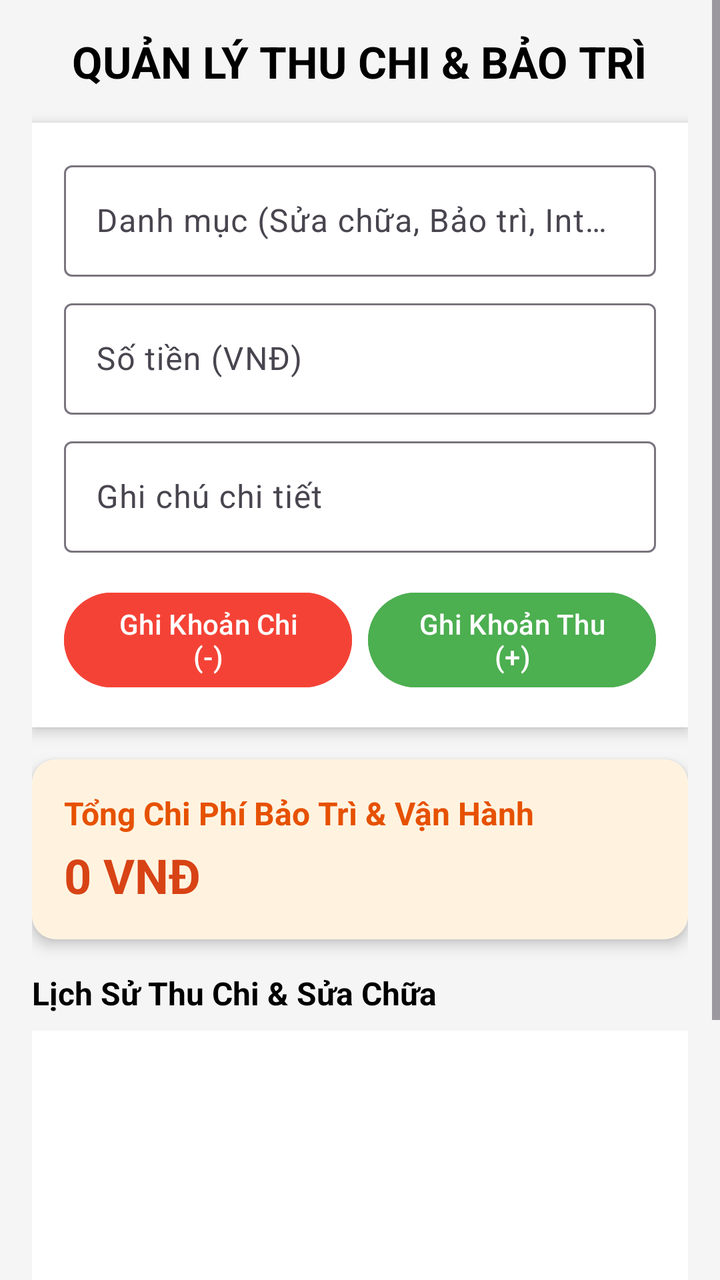
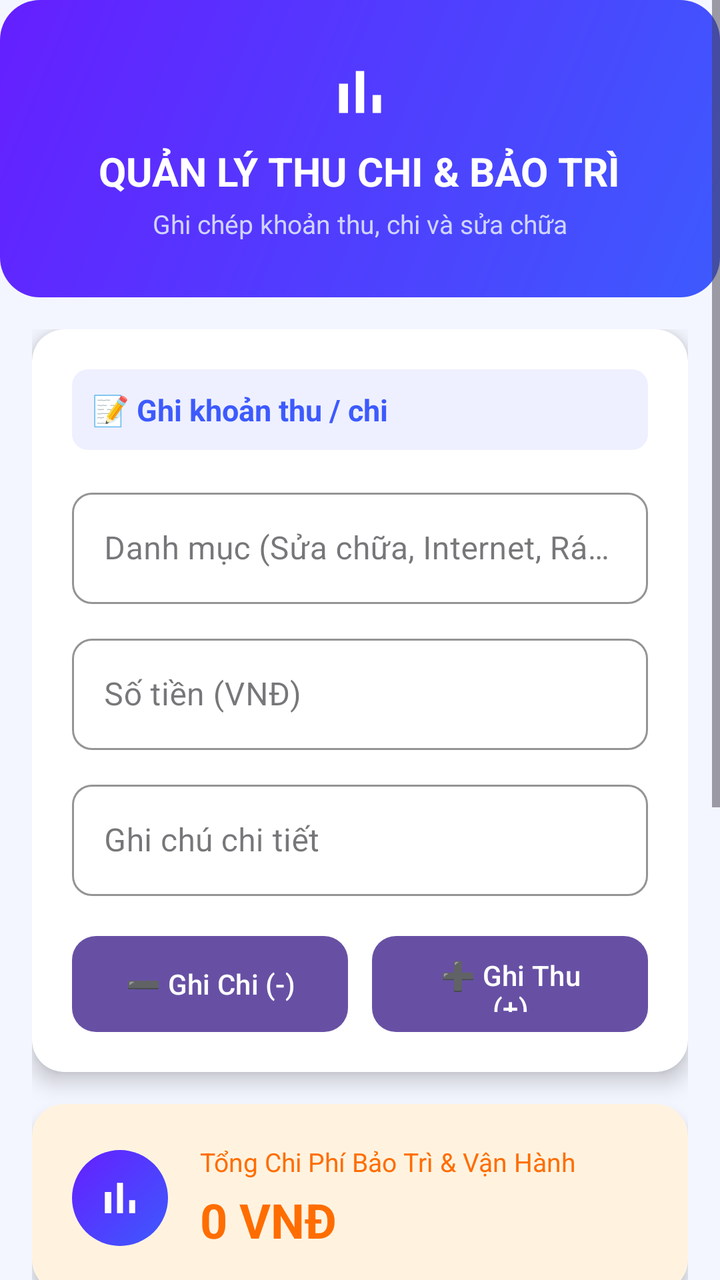

An Android layout rendered at two revisions. The XML below is the earlier revision; the diff shows what the commit changed to produce the second picture.
<!-- AndroidManifest.xml: application theme Theme.Detai1 -->
<!-- res/layout/giaodienthuchi.xml -->
<?xml version="1.0" encoding="utf-8"?>
<ScrollView xmlns:android="http://schemas.android.com/apk/res/android"
    xmlns:app="http://schemas.android.com/apk/res-auto"
    android:layout_width="match_parent"
    android:layout_height="match_parent"
    android:background="#F5F5F5">

    <LinearLayout
        android:layout_width="match_parent"
        android:layout_height="wrap_content"
        android:orientation="vertical"
        android:padding="16dp">

        
        <TextView
            android:layout_width="wrap_content"
            android:layout_height="wrap_content"
            android:text="QUẢN LÝ THU CHI &amp; BẢO TRÌ"
            android:textSize="22sp"
            android:textStyle="bold"
            android:textColor="@android:color/black"
            android:layout_gravity="center"
            android:layout_marginBottom="16dp"/>

        
        <LinearLayout
            android:layout_width="match_parent"
            android:layout_height="wrap_content"
            android:orientation="vertical"
            android:background="@android:color/white"
            android:padding="16dp"
            android:elevation="4dp"
            android:layout_marginBottom="16dp">

            <com.google.android.material.textfield.TextInputLayout
                android:layout_width="match_parent"
                android:layout_height="wrap_content"
                android:layout_marginBottom="8dp"
                android:hint="Danh mục (Sửa chữa, Bảo trì, Internet, Rác...)">
                <com.google.android.material.textfield.TextInputEditText
                    android:id="@+id/txtdanhmuc"
                    android:layout_width="match_parent"
                    android:layout_height="wrap_content" />
            </com.google.android.material.textfield.TextInputLayout>

            <com.google.android.material.textfield.TextInputLayout
                android:layout_width="match_parent"
                android:layout_height="wrap_content"
                android:layout_marginBottom="8dp"
                android:hint="Số tiền (VNĐ)">
                <com.google.android.material.textfield.TextInputEditText
                    android:id="@+id/txtsotien"
                    android:layout_width="match_parent"
                    android:layout_height="wrap_content"
                    android:inputType="numberDecimal" />
            </com.google.android.material.textfield.TextInputLayout>

            <com.google.android.material.textfield.TextInputLayout
                android:layout_width="match_parent"
                android:layout_height="wrap_content"
                android:layout_marginBottom="16dp"
                android:hint="Ghi chú chi tiết">
                <com.google.android.material.textfield.TextInputEditText
                    android:id="@+id/txtghichuthuchi"
                    android:layout_width="match_parent"
                    android:layout_height="wrap_content" />
            </com.google.android.material.textfield.TextInputLayout>

            <LinearLayout
                android:layout_width="match_parent"
                android:layout_height="wrap_content"
                android:orientation="horizontal"
                android:gravity="center">

                <Button
                    android:id="@+id/btnGhiChi"
                    android:layout_width="0dp"
                    android:layout_height="wrap_content"
                    android:layout_weight="1"
                    android:layout_marginEnd="4dp"
                    android:text="Ghi Khoản Chi (-)"
                    android:backgroundTint="#F44336"/>

                <Button
                    android:id="@+id/btnGhiThu"
                    android:layout_width="0dp"
                    android:layout_height="wrap_content"
                    android:layout_weight="1"
                    android:layout_marginStart="4dp"
                    android:text="Ghi Khoản Thu (+)"
                    android:backgroundTint="#4CAF50"/>
            </LinearLayout>
        </LinearLayout>

        
        <androidx.cardview.widget.CardView
            android:layout_width="match_parent"
            android:layout_height="wrap_content"
            android:layout_marginBottom="16dp"
            app:cardCornerRadius="12dp"
            app:cardElevation="4dp">

            <LinearLayout
                android:layout_width="match_parent"
                android:layout_height="wrap_content"
                android:orientation="vertical"
                android:padding="16dp"
                android:background="#FFF3E0">

                <TextView
                    android:layout_width="wrap_content"
                    android:layout_height="wrap_content"
                    android:text="Tổng Chi Phí Bảo Trì &amp; Vận Hành"
                    android:textSize="16sp"
                    android:textStyle="bold"
                    android:textColor="#E65100"/>

                <TextView
                    android:id="@+id/txtTongChiPhi"
                    android:layout_width="wrap_content"
                    android:layout_height="wrap_content"
                    android:text="0 VNĐ"
                    android:textSize="24sp"
                    android:textStyle="bold"
                    android:textColor="#D84315"
                    android:layout_marginTop="4dp"/>
            </LinearLayout>
        </androidx.cardview.widget.CardView>

        
        <TextView
            android:layout_width="wrap_content"
            android:layout_height="wrap_content"
            android:text="Lịch Sử Thu Chi &amp; Sửa Chữa"
            android:textSize="16sp"
            android:textStyle="bold"
            android:textColor="@android:color/black"
            android:layout_marginBottom="8dp"/>

        <ListView
            android:id="@+id/lvThuChi"
            android:layout_width="match_parent"
            android:layout_height="200dp"
            android:background="@android:color/white"
            android:layout_marginBottom="16dp"/>

        
        <Button
            android:id="@+id/btnQuayLaiThuChi"
            android:layout_width="match_parent"
            android:layout_height="56dp"
            android:text="QUAY LẠI TRANG CHỦ"
            android:textSize="16sp"
            android:backgroundTint="#757575"/>

    </LinearLayout>
</ScrollView>
<!-- resources referenced by this layout -->
<resources>
  <style name="Theme.Detai1" parent="Base.Theme.Detai1" />
  <style name="Base.Theme.Detai1" parent="Theme.Material3.DayNight.NoActionBar">
          
          
      </style>
</resources>

<!-- the commit's change to res/layout/giaodienthuchi.xml (unified diff, before → after) -->
@@ -3,155 +3,274 @@
     xmlns:app="http://schemas.android.com/apk/res-auto"
     android:layout_width="match_parent"
     android:layout_height="match_parent"
-    android:background="#F5F5F5">
+    android:background="@color/bg_page">
 
     <LinearLayout
         android:layout_width="match_parent"
         android:layout_height="wrap_content"
-        android:orientation="vertical"
-        android:padding="16dp">
-
-        
-        <TextView
-            android:layout_width="wrap_content"
-            android:layout_height="wrap_content"
-            android:text="QUẢN LÝ THU CHI &amp; BẢO TRÌ"
-            android:textSize="22sp"
-            android:textStyle="bold"
-            android:textColor="@android:color/black"
-            android:layout_gravity="center"
-            android:layout_marginBottom="16dp"/>
+        android:orientation="vertical">
 
         
         <LinearLayout
             android:layout_width="match_parent"
             android:layout_height="wrap_content"
             android:orientation="vertical"
-            android:background="@android:color/white"
-            android:padding="16dp"
-            android:elevation="4dp"
-            android:layout_marginBottom="16dp">
-
-            <com.google.android.material.textfield.TextInputLayout
-                android:layout_width="match_parent"
-                android:layout_height="wrap_content"
-                android:layout_marginBottom="8dp"
-                android:hint="Danh mục (Sửa chữa, Bảo trì, Internet, Rác...)">
-                <com.google.android.material.textfield.TextInputEditText
-                    android:id="@+id/txtdanhmuc"
-                    android:layout_width="match_parent"
-                    android:layout_height="wrap_content" />
-            </com.google.android.material.textfield.TextInputLayout>
-
-            <com.google.android.material.textfield.TextInputLayout
-                android:layout_width="match_parent"
-                android:layout_height="wrap_content"
-                android:layout_marginBottom="8dp"
-                android:hint="Số tiền (VNĐ)">
-                <com.google.android.material.textfield.TextInputEditText
-                    android:id="@+id/txtsotien"
+            android:gravity="center"
+            android:background="@drawable/bg_header_card_gradient"
+            android:paddingHorizontal="20dp"
+            android:paddingTop="28dp"
+            android:paddingBottom="28dp">
+
+            <ImageView
+                android:layout_width="36dp"
+                android:layout_height="36dp"
+                android:src="@drawable/ic_chart"
+                app:tint="#FFFFFF"
+                android:layout_marginBottom="8dp"/>
+
+            <TextView
+                android:layout_width="wrap_content"
+                android:layout_height="wrap_content"
+                android:text="QUẢN LÝ THU CHI &amp; BẢO TRÌ"
+                android:textSize="20sp"
+                android:textStyle="bold"
+                android:textColor="#FFFFFF"/>
+
+            <TextView
+                android:layout_width="wrap_content"
+                android:layout_height="wrap_content"
+                android:text="Ghi chép khoản thu, chi và sửa chữa"
+                android:textSize="13sp"
+                android:textColor="#D0D4FF"
+                android:layout_marginTop="4dp"/>
+        </LinearLayout>
+
+        <LinearLayout
+            android:layout_width="match_parent"
+            android:layout_height="wrap_content"
+            android:orientation="vertical"
+            android:padding="16dp">
+
+            
+            <androidx.cardview.widget.CardView
+                android:layout_width="match_parent"
+                android:layout_height="wrap_content"
+                app:cardCornerRadius="16dp"
+                app:cardElevation="6dp"
+                android:layout_marginBottom="16dp"
+                app:cardBackgroundColor="@color/bg_card">
+
+                <LinearLayout
                     android:layout_width="match_parent"
                     android:layout_height="wrap_content"
-                    android:inputType="numberDecimal" />
-            </com.google.android.material.textfield.TextInputLayout>
-
-            <com.google.android.material.textfield.TextInputLayout
+                    android:orientation="vertical"
+                    android:padding="20dp">
+
+                    <LinearLayout
+                        android:layout_width="match_parent"
+                        android:layout_height="wrap_content"
+                        android:orientation="horizontal"
+                        android:gravity="center_vertical"
+                        android:background="@drawable/bg_section_header"
+                        android:padding="10dp"
+                        android:layout_marginBottom="16dp">
+
+                        <TextView
+                            android:layout_width="wrap_content"
+                            android:layout_height="wrap_content"
+                            android:text="📝 Ghi khoản thu / chi"
+                            android:textSize="15sp"
+                            android:textStyle="bold"
+                            android:textColor="@color/primary"/>
+                    </LinearLayout>
+
+                    <com.google.android.material.textfield.TextInputLayout
+                        style="@style/Widget.MaterialComponents.TextInputLayout.OutlinedBox"
+                        android:layout_width="match_parent"
+                        android:layout_height="wrap_content"
+                        android:layout_marginBottom="12dp"
+                        android:hint="Danh mục (Sửa chữa, Internet, Rác...)"
+                        app:boxCornerRadiusTopStart="10dp"
+                        app:boxCornerRadiusTopEnd="10dp"
+                        app:boxCornerRadiusBottomStart="10dp"
+                        app:boxCornerRadiusBottomEnd="10dp"
+                        app:boxStrokeColor="@color/primary">
+
+                        <com.google.android.material.textfield.TextInputEditText
+                            android:id="@+id/txtdanhmuc"
+                            android:layout_width="match_parent"
+                            android:layout_height="wrap_content"/>
+                    </com.google.android.material.textfield.TextInputLayout>
+
+                    <com.google.android.material.textfield.TextInputLayout
+                        style="@style/Widget.MaterialComponents.TextInputLayout.OutlinedBox"
+                        android:layout_width="match_parent"
+                        android:layout_height="wrap_content"
+                        android:layout_marginBottom="12dp"
+                        android:hint="Số tiền (VNĐ)"
+                        app:boxCornerRadiusTopStart="10dp"
+                        app:boxCornerRadiusTopEnd="10dp"
+                        app:boxCornerRadiusBottomStart="10dp"
+                        app:boxCornerRadiusBottomEnd="10dp"
+                        app:boxStrokeColor="@color/primary">
+
+                        <com.google.android.material.textfield.TextInputEditText
+                            android:id="@+id/txtsotien"
+                            android:layout_width="match_parent"
+                            android:layout_height="wrap_content"
+                            android:inputType="numberDecimal"/>
+                    </com.google.android.material.textfield.TextInputLayout>
+
+                    <com.google.android.material.textfield.TextInputLayout
+                        style="@style/Widget.MaterialComponents.TextInputLayout.OutlinedBox"
+                        android:layout_width="match_parent"
+                        android:layout_height="wrap_content"
+                        android:layout_marginBottom="20dp"
+                        android:hint="Ghi chú chi tiết"
+                        app:boxCornerRadiusTopStart="10dp"
+                        app:boxCornerRadiusTopEnd="10dp"
+                        app:boxCornerRadiusBottomStart="10dp"
+                        app:boxCornerRadiusBottomEnd="10dp"
+                        app:boxStrokeColor="@color/primary">
+
+                        <com.google.android.material.textfield.TextInputEditText
+                            android:id="@+id/txtghichuthuchi"
+                            android:layout_width="match_parent"
+                            android:layout_height="wrap_content"/>
+                    </com.google.android.material.textfield.TextInputLayout>
+
+                    <LinearLayout
+                        android:layout_width="match_parent"
+                        android:layout_height="wrap_content"
+                        android:orientation="horizontal"
+                        android:gravity="center">
+
+                        <Button
+                            android:id="@+id/btnGhiChi"
+                            android:layout_width="0dp"
+                            android:layout_height="48dp"
+                            android:layout_weight="1"
+                            android:layout_marginEnd="6dp"
+                            android:text="➖ Ghi Chi (-)"
+                            android:textColor="#FFFFFF"
+                            android:background="@drawable/btn_red_rounded"
+                            android:stateListAnimator="@null"/>
+
+                        <Button
+                            android:id="@+id/btnGhiThu"
+                            android:layout_width="0dp"
+                            android:layout_height="48dp"
+                            android:layout_weight="1"
+                            android:layout_marginStart="6dp"
+                            android:text="➕ Ghi Thu (+)"
+                            android:textColor="#FFFFFF"
+                            android:background="@drawable/btn_green_rounded"
+                            android:stateListAnimator="@null"/>
+                    </LinearLayout>
+                </LinearLayout>
+            </androidx.cardview.widget.CardView>
+
+            
+            <androidx.cardview.widget.CardView
                 android:layout_width="match_parent"
                 android:layout_height="wrap_content"
                 android:layout_marginBottom="16dp"
-                android:hint="Ghi chú chi tiết">
-                <com.google.android.material.textfield.TextInputEditText
-                    android:id="@+id/txtghichuthuchi"
+                app:cardCornerRadius="16dp"
+                app:cardElevation="4dp"
+                app:cardBackgroundColor="@color/accent_orange_light">
+
+                <LinearLayout
                     android:layout_width="match_parent"
-                    android:layout_height="wrap_content" />
-            </com.google.android.material.textfield.TextInputLayout>
-
+                    android:layout_height="wrap_content"
+                    android:orientation="horizontal"
+                    android:padding="20dp"
+                    android:gravity="center_vertical">
+
+                    <LinearLayout
+                        android:layout_width="48dp"
+                        android:layout_height="48dp"
+                        android:background="@drawable/bg_avatar_circle"
+                        android:gravity="center"
+                        android:layout_marginEnd="16dp">
+
+                        <ImageView
+                            android:layout_width="26dp"
+                            android:layout_height="26dp"
+                            android:src="@drawable/ic_chart"
+                            app:tint="#FFFFFF"/>
+                    </LinearLayout>
+
+                    <LinearLayout
+                        android:layout_width="match_parent"
+                        android:layout_height="wrap_content"
+                        android:orientation="vertical">
+
+                        <TextView
+                            android:layout_width="wrap_content"
+                            android:layout_height="wrap_content"
+                            android:text="Tổng Chi Phí Bảo Trì &amp; Vận Hành"
+                            android:textSize="13sp"
+                            android:textColor="@color/accent_orange"/>
+
+                        <TextView
+                            android:id="@+id/txtTongChiPhi"
+                            android:layout_width="wrap_content"
+                            android:layout_height="wrap_content"
+                            android:text="0 VNĐ"
+                            android:textSize="24sp"
+                            android:textStyle="bold"
+                            android:textColor="@color/accent_orange"
+                            android:layout_marginTop="4dp"/>
+                    </LinearLayout>
+                </LinearLayout>
+            </androidx.cardview.widget.CardView>
+
+            
             <LinearLayout
                 android:layout_width="match_parent"
                 android:layout_height="wrap_content"
                 android:orientation="horizontal"
-                android:gravity="center">
-
-                <Button
-                    android:id="@+id/btnGhiChi"
-                    android:layout_width="0dp"
+                android:gravity="center_vertical"
+                android:background="@drawable/bg_section_header"
+                android:padding="10dp"
+                android:layout_marginBottom="8dp">
+
+                <ImageView
+                    android:layout_width="16dp"
+                    android:layout_height="16dp"
+                    android:src="@drawable/ic_chart"
+                    app:tint="@color/primary"
+                    android:layout_marginEnd="8dp"/>
+
+                <TextView
+                    android:layout_width="match_parent"
                     android:layout_height="wrap_content"
-                    android:layout_weight="1"
-                    android:layout_marginEnd="4dp"
-                    android:text="Ghi Khoản Chi (-)"
-                    android:backgroundTint="#F44336"/>
-
-                <Button
-                    android:id="@+id/btnGhiThu"
-                    android:layout_width="0dp"
-                    android:layout_height="wrap_content"
-                    android:layout_weight="1"
-                    android:layout_marginStart="4dp"
-                    android:text="Ghi Khoản Thu (+)"
-                    android:backgroundTint="#4CAF50"/>
+                    android:text="Lịch Sử Thu Chi &amp; Sửa Chữa"
+                    android:textSize="15sp"
+                    android:textStyle="bold"
+                    android:textColor="@color/text_primary"/>
             </LinearLayout>
+
+            <ListView
+                android:id="@+id/lvThuChi"
+                android:layout_width="match_parent"
+                android:layout_height="220dp"
+                android:background="@color/bg_card"
+                android:divider="@color/divider"
+                android:dividerHeight="1dp"
+                android:layout_marginBottom="16dp"/>
+
+            <Button
+                android:id="@+id/btnQuayLaiThuChi"
+                android:layout_width="match_parent"
+                android:layout_height="52dp"
+                android:text="⬅ QUAY LẠI TRANG CHỦ"
+                android:textSize="15sp"
+                android:textStyle="bold"
+                android:textColor="#FFFFFF"
+                android:background="@drawable/btn_gray_rounded"
+                android:stateListAnimator="@null"/>
+
         </LinearLayout>
-
-        
-        <androidx.cardview.widget.CardView
-            android:layout_width="match_parent"
-            android:layout_height="wrap_content"
-            android:layout_marginBottom="16dp"
-            app:cardCornerRadius="12dp"
-            app:cardElevation="4dp">
-
-            <LinearLayout
-                android:layout_width="match_parent"
-                android:layout_height="wrap_content"
-                android:orientation="vertical"
-                android:padding="16dp"
-                android:background="#FFF3E0">
-
-                <TextView
-                    android:layout_width="wrap_content"
-                    android:layout_height="wrap_content"
-                    android:text="Tổng Chi Phí Bảo Trì &amp; Vận Hành"
-                    android:textSize="16sp"
-                    android:textStyle="bold"
-                    android:textColor="#E65100"/>
-
-                <TextView
-                    android:id="@+id/txtTongChiPhi"
-                    android:layout_width="wrap_content"
-                    android:layout_height="wrap_content"
-                    android:text="0 VNĐ"
-                    android:textSize="24sp"
-                    android:textStyle="bold"
-                    android:textColor="#D84315"
-                    android:layout_marginTop="4dp"/>
-            </LinearLayout>
-        </androidx.cardview.widget.CardView>
-
-        
-        <TextView
-            android:layout_width="wrap_content"
-            android:layout_height="wrap_content"
-            android:text="Lịch Sử Thu Chi &amp; Sửa Chữa"
-            android:textSize="16sp"
-            android:textStyle="bold"
-            android:textColor="@android:color/black"
-            android:layout_marginBottom="8dp"/>
-
-        <ListView
-            android:id="@+id/lvThuChi"
-            android:layout_width="match_parent"
-            android:layout_height="200dp"
-            android:background="@android:color/white"
-            android:layout_marginBottom="16dp"/>
-
-        
-        <Button
-            android:id="@+id/btnQuayLaiThuChi"
-            android:layout_width="match_parent"
-            android:layout_height="56dp"
-            android:text="QUAY LẠI TRANG CHỦ"
-            android:textSize="16sp"
-            android:backgroundTint="#757575"/>
-
     </LinearLayout>
 </ScrollView>
<!-- resource entries referenced after the edit -->
@@ -1,5 +1,77 @@
 <!-- resources referenced by this layout -->
 <resources>
+  <color name="accent_orange">#FF6D00</color>
+  <color name="accent_orange_light">#FFF3E0</color>
+  <color name="bg_card">#FFFFFF</color>
+  <color name="bg_page">#F4F6FF</color>
+  <color name="divider">#E8EAFF</color>
+  <color name="primary">#3D5AFE</color>
+  <color name="text_primary">#1A1A2E</color>
+  <!-- drawable bg_avatar_circle (drawable) -->
+  <?xml version="1.0" encoding="utf-8"?>
+  <shape xmlns:android="http://schemas.android.com/apk/res/android"
+      android:shape="oval">
+      <gradient
+          android:startColor="#3D5AFE"
+          android:endColor="#651FFF"
+          android:angle="135"/>
+  </shape>
+  <!-- drawable bg_header_card_gradient (drawable) -->
+  <?xml version="1.0" encoding="utf-8"?>
+  <shape xmlns:android="http://schemas.android.com/apk/res/android"
+      android:shape="rectangle">
+      <gradient
+          android:startColor="#3D5AFE"
+          android:endColor="#651FFF"
+          android:angle="135"
+          android:type="linear"/>
+      <corners android:radius="20dp"/>
+  </shape>
+  <!-- drawable bg_section_header (drawable) -->
+  <?xml version="1.0" encoding="utf-8"?>
+  <shape xmlns:android="http://schemas.android.com/apk/res/android"
+      android:shape="rectangle">
+      <solid android:color="#EEF0FF"/>
+      <corners android:radius="8dp"/>
+  </shape>
+  <!-- drawable btn_gray_rounded (drawable) -->
+  <?xml version="1.0" encoding="utf-8"?>
+  <shape xmlns:android="http://schemas.android.com/apk/res/android"
+      android:shape="rectangle">
+      <solid android:color="#78909C"/>
+      <corners android:radius="12dp"/>
+  </shape>
+  <!-- drawable btn_green_rounded (drawable) -->
+  <?xml version="1.0" encoding="utf-8"?>
+  <shape xmlns:android="http://schemas.android.com/apk/res/android"
+      android:shape="rectangle">
+      <gradient
+          android:startColor="#00C853"
+          android:endColor="#00897B"
+          android:angle="135"/>
+      <corners android:radius="12dp"/>
+  </shape>
+  <!-- drawable btn_red_rounded (drawable) -->
+  <?xml version="1.0" encoding="utf-8"?>
+  <shape xmlns:android="http://schemas.android.com/apk/res/android"
+      android:shape="rectangle">
+      <gradient
+          android:startColor="#D50000"
+          android:endColor="#C62828"
+          android:angle="135"/>
+      <corners android:radius="12dp"/>
+  </shape>
+  <!-- drawable ic_chart (drawable) -->
+  <?xml version="1.0" encoding="utf-8"?>
+  <vector xmlns:android="http://schemas.android.com/apk/res/android"
+      android:width="24dp"
+      android:height="24dp"
+      android:viewportWidth="24"
+      android:viewportHeight="24">
+      <path
+          android:fillColor="#FF000000"
+          android:pathData="M5,9.2h3V19H5zM10.6,5h2.8v14h-2.8zM16.2,13H19v6h-2.8z" />
+  </vector>
   <style name="Theme.Detai1" parent="Base.Theme.Detai1" />
   <style name="Base.Theme.Detai1" parent="Theme.Material3.DayNight.NoActionBar">
           
